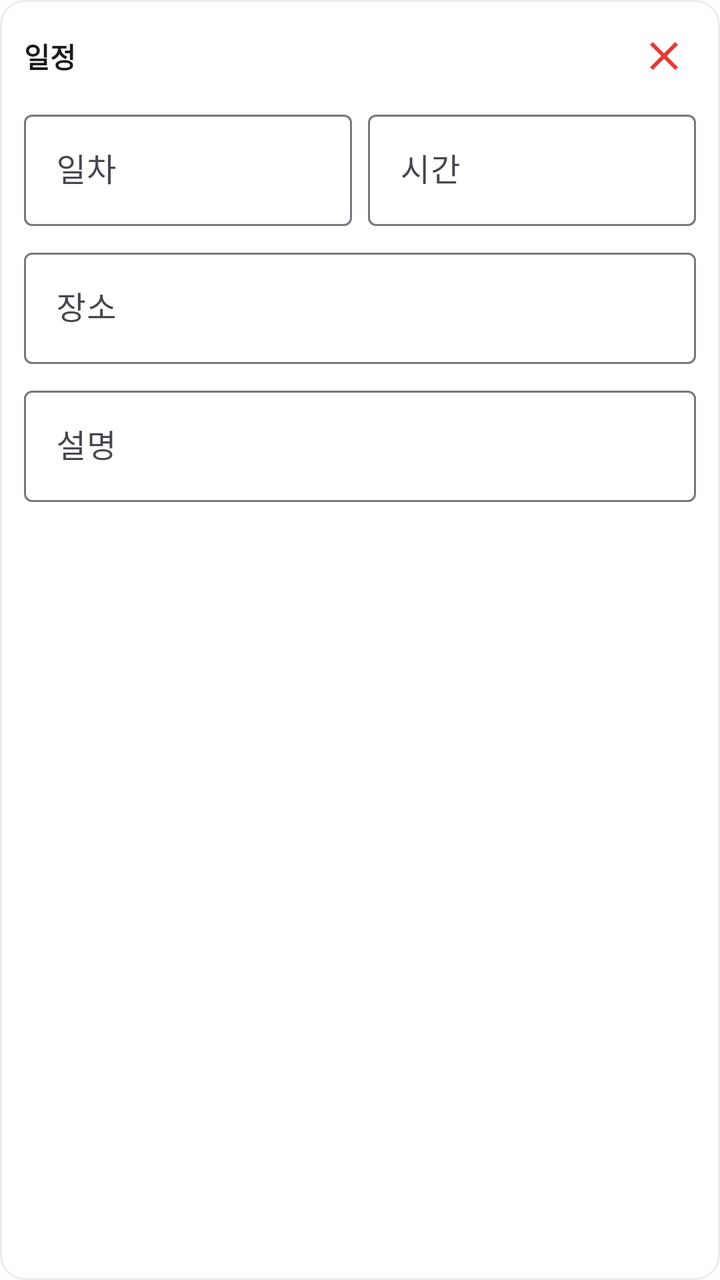
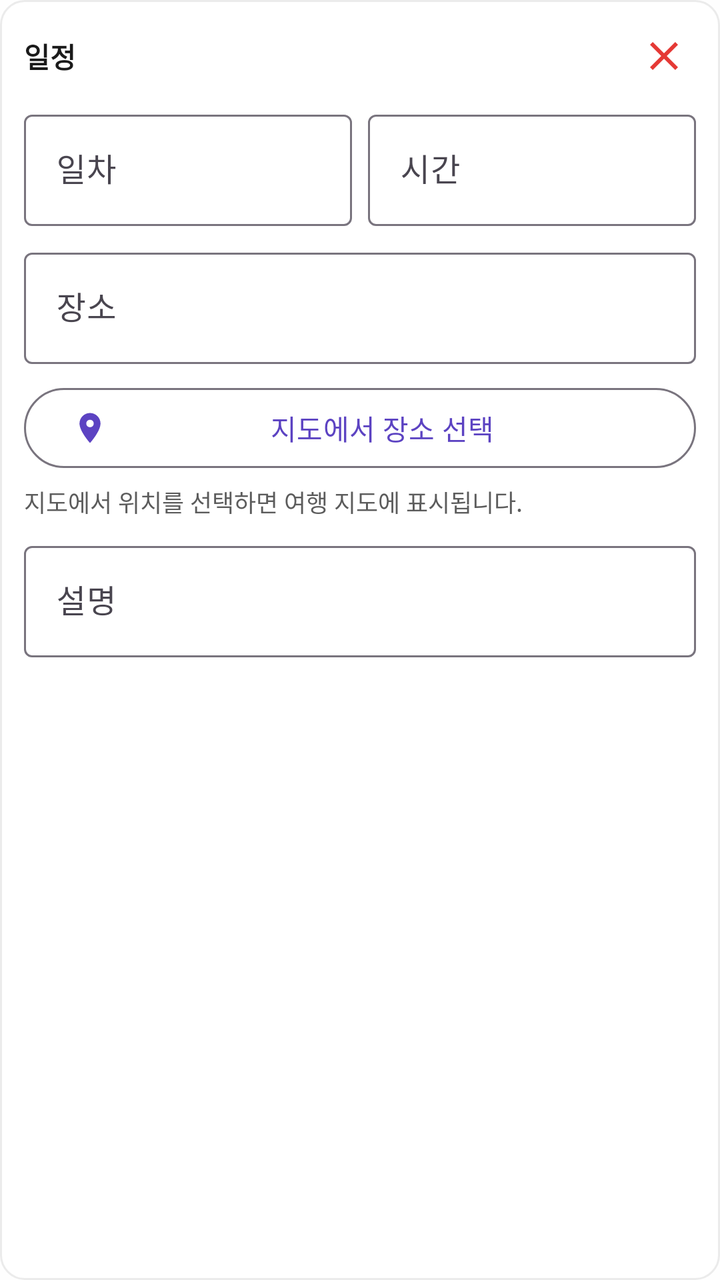

Screens rendered from an Android XML layout before and after an edit, with the pre-edit source and the edit as a unified diff.
<!-- AndroidManifest.xml: application theme Theme.TripShare -->
<!-- res/layout/item_schedule_input.xml -->
<?xml version="1.0" encoding="utf-8"?>
<LinearLayout xmlns:android="http://schemas.android.com/apk/res/android"
    xmlns:app="http://schemas.android.com/apk/res-auto"
    android:layout_width="match_parent"
    android:layout_height="wrap_content"
    android:layout_marginBottom="12dp"
    android:background="@drawable/bg_rounded_card"
    android:orientation="vertical"
    android:padding="12dp">

    <LinearLayout
        android:layout_width="match_parent"
        android:layout_height="wrap_content"
        android:gravity="center_vertical"
        android:orientation="horizontal">

        <TextView
            android:layout_width="0dp"
            android:layout_height="wrap_content"
            android:layout_weight="1"
            android:text="@string/schedule_item"
            android:textColor="@color/text_primary"
            android:textSize="14sp"
            android:textStyle="bold" />

        <ImageButton
            android:id="@+id/btn_remove"
            android:layout_width="32dp"
            android:layout_height="32dp"
            android:background="?attr/selectableItemBackgroundBorderless"
            android:contentDescription="@string/remove_schedule"
            android:src="@drawable/ic_remove" />
    </LinearLayout>

    <LinearLayout
        android:layout_width="match_parent"
        android:layout_height="wrap_content"
        android:layout_marginTop="8dp"
        android:orientation="horizontal">

        <com.google.android.material.textfield.TextInputLayout
            android:layout_width="0dp"
            android:layout_height="wrap_content"
            android:layout_marginEnd="8dp"
            android:layout_weight="1"
            android:hint="@string/schedule_day"
            app:boxBackgroundMode="outline">

            <com.google.android.material.textfield.TextInputEditText
                android:id="@+id/et_day"
                android:layout_width="match_parent"
                android:layout_height="wrap_content"
                android:inputType="number" />
        </com.google.android.material.textfield.TextInputLayout>

        <com.google.android.material.textfield.TextInputLayout
            android:layout_width="0dp"
            android:layout_height="wrap_content"
            android:layout_weight="1"
            android:hint="@string/schedule_time"
            app:boxBackgroundMode="outline">

            <com.google.android.material.textfield.TextInputEditText
                android:id="@+id/et_time"
                android:layout_width="match_parent"
                android:layout_height="wrap_content"
                android:focusable="false"
                android:inputType="none" />
        </com.google.android.material.textfield.TextInputLayout>
    </LinearLayout>

    <com.google.android.material.textfield.TextInputLayout
        android:layout_width="match_parent"
        android:layout_height="wrap_content"
        android:layout_marginTop="8dp"
        android:hint="@string/schedule_place"
        app:boxBackgroundMode="outline">

        <com.google.android.material.textfield.TextInputEditText
            android:id="@+id/et_place"
            android:layout_width="match_parent"
            android:layout_height="wrap_content" />
    </com.google.android.material.textfield.TextInputLayout>

    <com.google.android.material.textfield.TextInputLayout
        android:layout_width="match_parent"
        android:layout_height="wrap_content"
        android:layout_marginTop="8dp"
        android:hint="@string/schedule_desc"
        app:boxBackgroundMode="outline">

        <com.google.android.material.textfield.TextInputEditText
            android:id="@+id/et_description"
            android:layout_width="match_parent"
            android:layout_height="wrap_content" />
    </com.google.android.material.textfield.TextInputLayout>
</LinearLayout>
<!-- resources referenced by this layout -->
<resources>
  <color name="text_primary">#1A1A1A</color>
  <!-- drawable bg_rounded_card (drawable) -->
  <?xml version="1.0" encoding="utf-8"?>
  <shape xmlns:android="http://schemas.android.com/apk/res/android"
      android:shape="rectangle">
      <solid android:color="@color/card_bg" />
      <stroke
          android:width="1dp"
          android:color="@color/divider" />
      <corners android:radius="12dp" />
  </shape>
  <!-- drawable ic_remove (drawable) -->
  <vector xmlns:android="http://schemas.android.com/apk/res/android"
      android:width="24dp"
      android:height="24dp"
      android:viewportWidth="24"
      android:viewportHeight="24">
      <path
          android:fillColor="@color/like_red"
          android:pathData="M19,6.41L17.59,5 12,10.59 6.41,5 5,6.41 10.59,12 5,17.59 6.41,19 12,13.41 17.59,19 19,17.59 13.41,12z" />
  </vector>
  <string name="remove_schedule">일정 삭제</string>
  <string name="schedule_day">일차</string>
  <string name="schedule_desc">설명</string>
  <string name="schedule_item">일정</string>
  <string name="schedule_place">장소</string>
  <string name="schedule_time">시간</string>
  <style name="Theme.TripShare" parent="Base.Theme.TripShare" />
  <color name="card_bg">#FFFFFF</color>
  <color name="divider">#EBEBEB</color>
  <color name="like_red">#E53935</color>
  <style name="Base.Theme.TripShare" parent="Theme.Material3.DayNight.NoActionBar">
          <item name="colorPrimary">@color/purple_primary</item>
          <item name="colorPrimaryDark">@color/purple_dark</item>
          <item name="colorAccent">@color/purple_primary</item>
          <item name="android:colorBackground">@color/background</item>
          <item name="colorSurface">@color/card_bg</item>
          <item name="android:windowBackground">@color/background</item>
          <item name="android:statusBarColor">@color/background</item>
          <item name="android:windowLightStatusBar">true</item>
          <item name="android:navigationBarColor">@color/background</item>
          <item name="android:windowLightNavigationBar" tools:targetApi="27">true</item>
          <item name="android:windowOptOutEdgeToEdgeEnforcement" tools:targetApi="35">true</item>
      </style>
  <color name="purple_primary">#5C43C2</color>
  <color name="purple_dark">#4A35A0</color>
  <color name="background">#FEFEFE</color>
</resources>

<!-- the commit's change to res/layout/item_schedule_input.xml (unified diff, before → after) -->
@@ -82,6 +82,24 @@
             android:layout_height="wrap_content" />
     </com.google.android.material.textfield.TextInputLayout>
 
+    <com.google.android.material.button.MaterialButton
+        android:id="@+id/btn_pick_place"
+        style="@style/Widget.Material3.Button.OutlinedButton"
+        android:layout_width="match_parent"
+        android:layout_height="wrap_content"
+        android:layout_marginTop="8dp"
+        android:text="@string/pick_place_on_map"
+        app:icon="@drawable/ic_location" />
+
+    <TextView
+        android:id="@+id/tv_location_status"
+        android:layout_width="match_parent"
+        android:layout_height="wrap_content"
+        android:layout_marginTop="4dp"
+        android:text="@string/schedule_location_unset"
+        android:textColor="@color/text_secondary"
+        android:textSize="12sp" />
+
     <com.google.android.material.textfield.TextInputLayout
         android:layout_width="match_parent"
         android:layout_height="wrap_content"
<!-- resource entries referenced after the edit -->
@@ -1,6 +1,7 @@
 <!-- resources referenced by this layout -->
 <resources>
   <color name="text_primary">#1A1A1A</color>
+  <color name="text_secondary">#5C5C5C</color>
   <!-- drawable bg_rounded_card (drawable) -->
   <?xml version="1.0" encoding="utf-8"?>
   <shape xmlns:android="http://schemas.android.com/apk/res/android"
@@ -11,6 +12,16 @@
           android:color="@color/divider" />
       <corners android:radius="12dp" />
   </shape>
+  <!-- drawable ic_location (drawable) -->
+  <vector xmlns:android="http://schemas.android.com/apk/res/android"
+      android:width="16dp"
+      android:height="16dp"
+      android:viewportWidth="24"
+      android:viewportHeight="24">
+      <path
+          android:fillColor="@color/text_hint"
+          android:pathData="M12,2C8.13,2 5,5.13 5,9c0,5.25 7,13 7,13s7,-7.75 7,-13c0,-3.87 -3.13,-7 -7,-7zM12,11.5c-1.38,0 -2.5,-1.12 -2.5,-2.5s1.12,-2.5 2.5,-2.5 2.5,1.12 2.5,2.5 -1.12,2.5 -2.5,2.5z" />
+  </vector>
   <!-- drawable ic_remove (drawable) -->
   <vector xmlns:android="http://schemas.android.com/apk/res/android"
       android:width="24dp"
@@ -21,15 +32,18 @@
           android:fillColor="@color/like_red"
           android:pathData="M19,6.41L17.59,5 12,10.59 6.41,5 5,6.41 10.59,12 5,17.59 6.41,19 12,13.41 17.59,19 19,17.59 13.41,12z" />
   </vector>
+  <string name="pick_place_on_map">지도에서 장소 선택</string>
   <string name="remove_schedule">일정 삭제</string>
   <string name="schedule_day">일차</string>
   <string name="schedule_desc">설명</string>
   <string name="schedule_item">일정</string>
+  <string name="schedule_location_unset">지도에서 위치를 선택하면 여행 지도에 표시됩니다.</string>
   <string name="schedule_place">장소</string>
   <string name="schedule_time">시간</string>
   <style name="Theme.TripShare" parent="Base.Theme.TripShare" />
   <color name="card_bg">#FFFFFF</color>
   <color name="divider">#EBEBEB</color>
+  <color name="text_hint">#9E9E9E</color>
   <color name="like_red">#E53935</color>
   <style name="Base.Theme.TripShare" parent="Theme.Material3.DayNight.NoActionBar">
           <item name="colorPrimary">@color/purple_primary</item>
